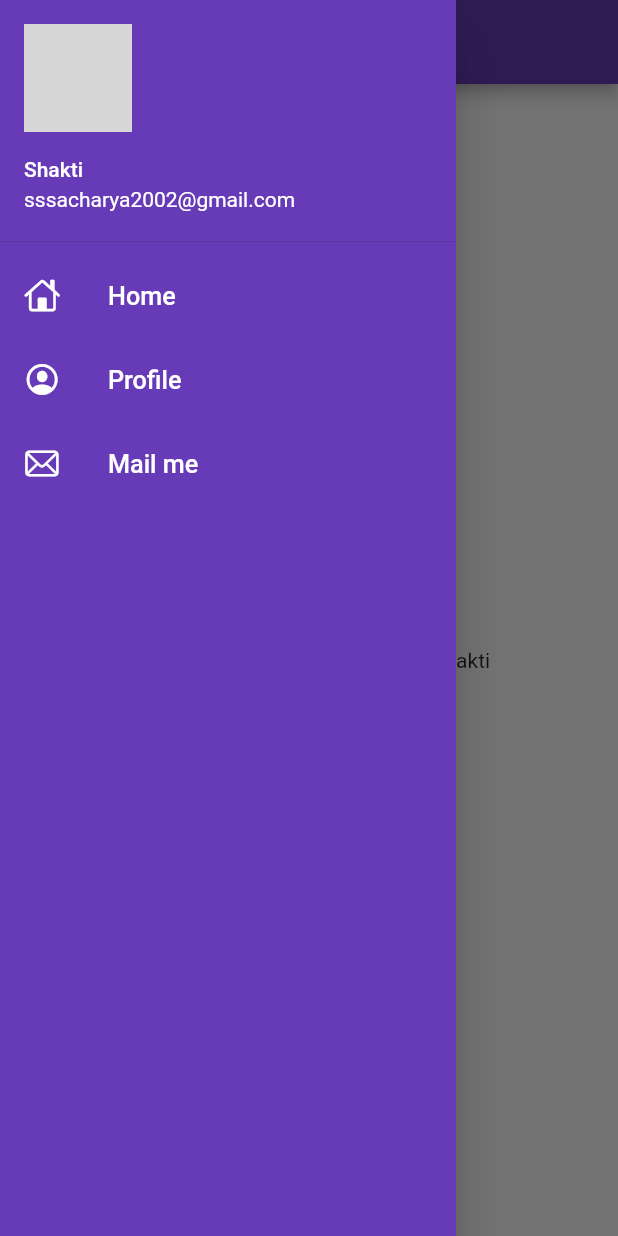
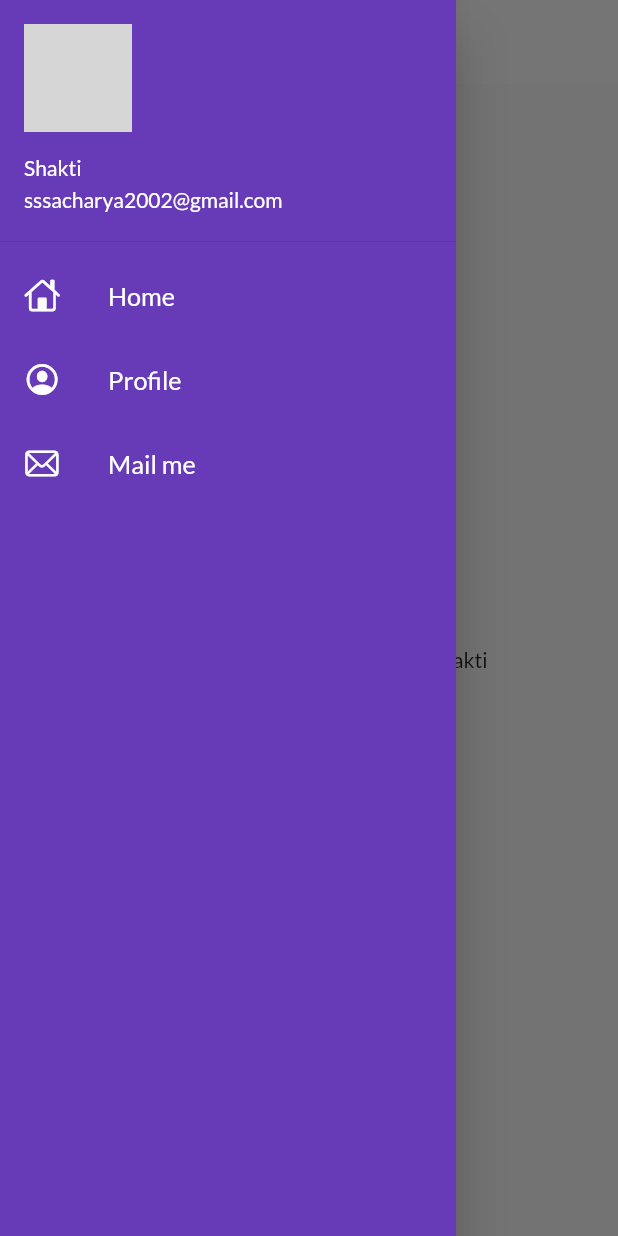
Before and after one commit to ssacharya2002/30Days_Of_Flutter, a Flutter app: the screen it shows after launch, with the side drawer open, on a phone screen of 412 x 824 dp. Run offline on Flutter 3.47's test engine with Material 2 defaults, Android fonts, the phone set to English and light mode, and no system bars; our stand-ins replace google_fonts; network calls fail; grey boxes are pictures that could not be loaded.

Commit message:
Theme extracted

```diff
--- a/lib/main.dart
+++ b/lib/main.dart
@@ -1,4 +1,5 @@
 import 'package:demo/pages/login_page.dart';
+import 'package:demo/widgets/theme.dart';
 import 'package:flutter/cupertino.dart';
 import 'package:flutter/material.dart';
 import 'pages/home_page.dart';
@@ -6,8 +7,6 @@ import 'pages/login_page.dart';
 import 'utils/routes.dart';
 
 import 'package:google_fonts/google_fonts.dart';
-
-
 
 void main() {
   runApp(MyApp());
@@ -18,24 +17,18 @@ class MyApp extends StatelessWidget {
   Widget build(BuildContext context) {
     return MaterialApp(
       themeMode: ThemeMode.light,
-      debugShowCheckedModeBanner: false,  //it will remove the DEBUG banner in the screen
-      theme: ThemeData(
-        primarySwatch: Colors.deepPurple
-      ),
+      debugShowCheckedModeBanner:
+          false, //it will remove the DEBUG banner in the screen
+      theme: MyTheme.LightTheme(context),
 
-
-      darkTheme: ThemeData(
-        brightness: Brightness.dark,
-        fontFamily: GoogleFonts.lato().fontFamily,
-        // primarySwatch: Colors.green
-      ),
+      darkTheme: MyTheme.DarkTheme(context),
       initialRoute: MyRoute.homeRoute,
 
-      routes:{
-        "/":(context) => LoginPage(),
-        MyRoute.homeRoute : (context) =>  HomePage(),
+      routes: {
+        "/": (context) => LoginPage(),
+        MyRoute.homeRoute: (context) => HomePage(),
         MyRoute.loginRoute: (context) => LoginPage(),
-      } ,
+      },
     );
   }
 }
--- a/lib/pages/home_page.dart
+++ b/lib/pages/home_page.dart
@@ -10,7 +10,7 @@ class HomePage extends StatelessWidget {
 
     return Scaffold(
       appBar: AppBar(
-        title: Text("catlog app"),
+        title: Text("Catlog App"),
       ),
       body: Center(
         child: Container(
--- a/lib/widgets/drawer.dart
+++ b/lib/widgets/drawer.dart
@@ -27,7 +27,7 @@ class MyDrawer extends StatelessWidget {
                     CircleAvatar(backgroundImage: NetworkImage(imageUrl)),
               ),
             ),
-            ListTile(
+            const ListTile(
               leading: Icon(
                 CupertinoIcons.home,
                 color: Colors.white,
@@ -40,7 +40,7 @@ class MyDrawer extends StatelessWidget {
                 ),
               ),
             ),
-            ListTile(
+            const ListTile(
               leading: Icon(
                 CupertinoIcons.profile_circled,
                 color: Colors.white,
@@ -53,7 +53,7 @@ class MyDrawer extends StatelessWidget {
                 ),
               ),
             ),
-            ListTile(
+            const ListTile(
               leading: Icon(
                 CupertinoIcons.mail,
                 color: Colors.white,
--- /dev/null
+++ b/lib/widgets/theme.dart
@@ -0,0 +1,19 @@
+import 'package:flutter/material.dart';
+import 'package:google_fonts/google_fonts.dart';
+
+class MyTheme {
+  static ThemeData LightTheme(BuildContext context) => ThemeData(
+
+        fontFamily: GoogleFonts.lato().fontFamily,
+      primarySwatch: Colors.deepPurple,
+      appBarTheme: const AppBarTheme(
+          color: Colors.white,
+          elevation: 0.0,
+          iconTheme: IconThemeData(color: Colors.black),
+          titleTextStyle: TextStyle(
+            color: Colors.black,
+            fontSize: 20.0,
+          )));
+  static ThemeData DarkTheme(BuildContext context) =>
+      ThemeData(brightness: Brightness.dark);
+}
```
Also changed, not shown: 1 other file.
